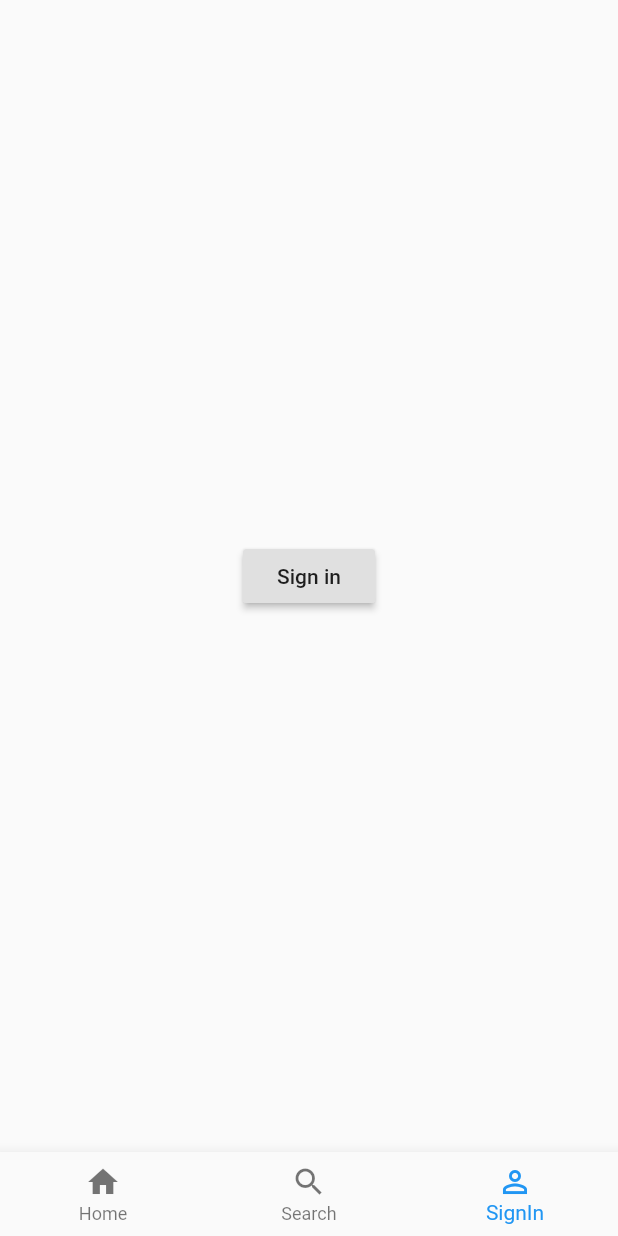
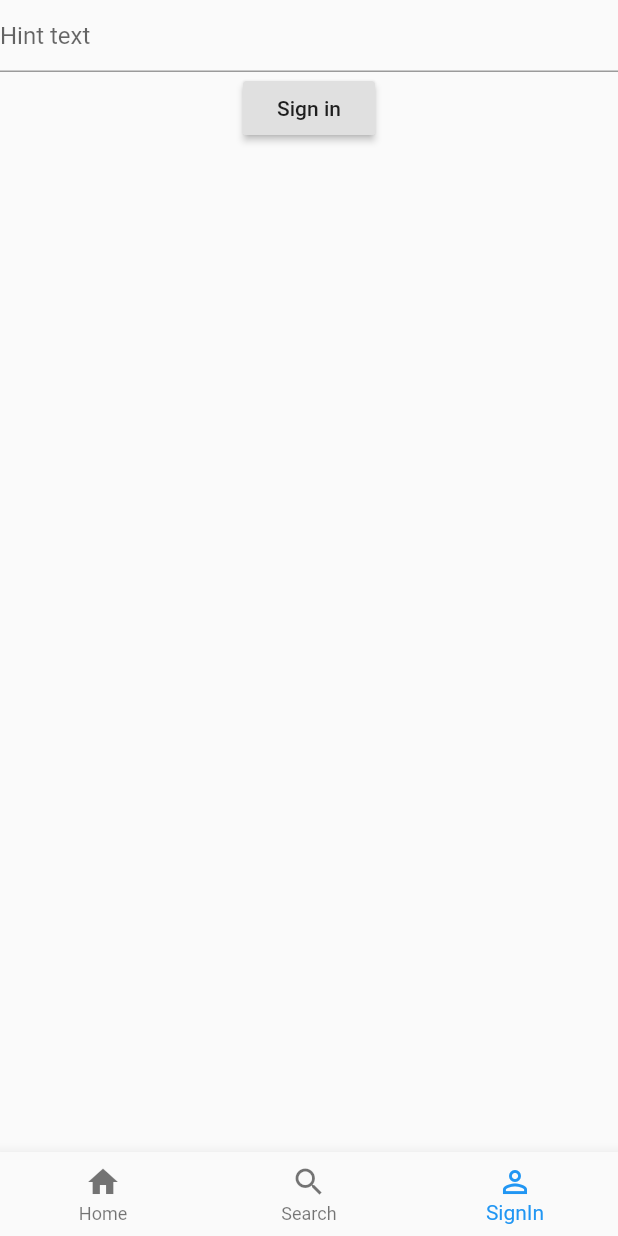
Before and after one commit to yacineblr/first_flutter_app, a Flutter app: the screen it shows after launch, item 3 of the bottom bar chosen, on a phone screen of 412 x 824 dp. Run offline on Flutter 3.47's test engine with Material 2 defaults, Android fonts, the phone set to English and light mode, and no system bars; our stand-ins replace flutter_datetime_picker; missing offline and left inert: flutter_lottie_4basic.

```diff
--- /dev/null
+++ b/i18n.csv
@@ -0,0 +1,4 @@
+keys,fr,en
+appTitle,Un super titre,An awesome title
+description,Une descritpion avec une variable : %name$s,A descritpion with a variable : %name$s
+ok,ok,
--- a/lib/app.dart
+++ b/lib/app.dart
@@ -1,8 +1,8 @@
 import 'dart:async';
 
 import 'package:flutter/material.dart';
-import 'package:my_app/pages/signin.dart';
 import 'authentication_state.dart';
+import 'pages/signin.dart';
 import 'pages/home.dart';
 // import 'pages/search.dart';
 import 'pages/account.dart';
@@ -20,7 +20,19 @@ class _AppState extends State<App> {
   int _saveCurrentIndexWhenPushSearch;
   int _currentIndex = 0;
 
+  HomePage _homePage;
+  AccountPage _accountPage;
+  SignInPage _signInPage;
+
   final _streamControllerAuth = new StreamController<AuthenticationState>();
+
+  @override
+  void initState() {
+    super.initState();
+    _homePage = new HomePage();
+    _accountPage = new AccountPage(_streamControllerAuth);
+    _signInPage = new SignInPage(_streamControllerAuth);
+  }
 
   @override
   Widget build(BuildContext context) {
@@ -34,9 +46,9 @@ class _AppState extends State<App> {
     );
   }
 
-  Widget buildUi(BuildContext content, AuthenticationState s) {
+  Widget buildUi(BuildContext _context, AuthenticationState s) {
     List children = [
-      HomePage(),
+      _homePage,
       null
     ];
     List<BottomNavigationBarItem> items = [
@@ -44,14 +56,13 @@ class _AppState extends State<App> {
       BottomNavigationBarItem(icon: Icon(Icons.search), title: Text('Search')),
     ];
     if (s.authenticated) {
-      children.add(AccountPage(_streamControllerAuth));
+      children.add(_accountPage);
       items.add(BottomNavigationBarItem(icon: Icon(Icons.person), title: Text('Profile')));
     } else {
-      children.add(SignInPage(_streamControllerAuth));
+      children.add(_signInPage);
       items.add(BottomNavigationBarItem(icon: Icon(Icons.person_outline), title: Text('SignIn')));
     }
-    return MaterialApp(
-      home: Scaffold(
+    return Scaffold(
       bottomNavigationBar: BottomNavigationBar(
         onTap: (int index) {
           if (index == 1) { // SearchPage Index
@@ -70,9 +81,7 @@ class _AppState extends State<App> {
         items: items,
       ),
       body: children[_currentIndex],
-        ),
-    )
-    ;
+    );
   }
 
   @override
--- /dev/null
+++ b/lib/i18n.dart
@@ -0,0 +1,84 @@
+import 'dart:async';
+
+import 'package:flutter/material.dart';
+
+/// This class is generated by the flappy_translator package
+/// Please do not change anything manually in this file, instead re-generate it when changes are available
+class I18n {
+  String get appTitle => _getText("appTitle");
+
+  String description({
+    @required String name,
+  }) {
+    String text = _getText("description");
+    if (name != null) {
+      text = text.replaceAll("%name\$s", name);
+    }
+    return text;
+  }
+
+  String get ok => _getText("ok");
+
+  static Map<String, String> _localizedValues;
+
+  static Map<String, String> _frValues = {
+    "appTitle": "Un super titre",
+    "description": "Une descritpion avec une variable : %name\$s",
+    "ok": "ok",
+  };
+
+  static Map<String, String> _enValues = {
+    "appTitle": "An awesome title",
+    "description": "A descritpion with a variable : %name\$s",
+    "ok": "ok",
+  };
+
+  static Map<String, Map<String, String>> _allValues = {
+    "fr": _frValues,
+    "en": _enValues,
+  };
+
+  I18n(Locale locale) {
+    this._locale = locale;
+    _localizedValues = null;
+  }
+
+  Locale _locale;
+
+  static I18n of(BuildContext context) {
+    return Localizations.of<I18n>(context, I18n);
+  }
+
+  String _getText(String key) {
+    return _localizedValues[key] ?? '** $key not found';
+  }
+
+  Locale get currentLocale => _locale;
+
+  String get currentLanguage => _locale.languageCode;
+
+  static Future<I18n> load(Locale locale) async {
+    print(locale.toString());
+    final translations = I18n(locale);
+    _localizedValues = _allValues[locale.toString()];
+    return translations;
+  }
+}
+
+class I18nDelegate extends LocalizationsDelegate<I18n> {
+  const I18nDelegate();
+
+  static final Set<Locale> supportedLocals = {
+    Locale('fr'),
+    Locale('en'),
+  };
+
+  @override
+  bool isSupported(Locale locale) => supportedLocals.contains(locale);
+
+  @override
+  Future<I18n> load(Locale locale) => I18n.load(locale);
+
+  @override
+  bool shouldReload(I18nDelegate old) => false;
+}
--- a/lib/main.dart
+++ b/lib/main.dart
@@ -1,21 +1,31 @@
+import 'dart:async';
+
 import 'package:flutter/material.dart';
 import 'package:flutter_localizations/flutter_localizations.dart';
 
 import './pages/search.dart';
 import 'app.dart';
+import 'authentication_state.dart';
+import 'i18n.dart';
+import 'pages/account.dart';
+import 'pages/home.dart';
+import 'pages/signin.dart';
 
-void main() => runApp(MyApp());
+void main() => runApp(MainApp());
 
-class MyApp extends StatelessWidget {
+
+
+class MainApp extends StatelessWidget {
   // This widget is the root of your application.
+
   @override
-  Widget build(BuildContext context) {
+  Widget build(BuildContext maincontext) {
       return MaterialApp(
         title: 'Flutter Demo',
         localizationsDelegates: [
+          const I18nDelegate(),
           GlobalMaterialLocalizations.delegate,
           GlobalWidgetsLocalizations.delegate,
-        GlobalCupertinoLocalizations.delegate,
         ],
         supportedLocales: [
           const Locale('en'),
@@ -29,6 +39,21 @@ class MyApp extends StatelessWidget {
           '/': (context) => App(),
           '/search': (context) => SearchPage()
         },
+        /*onGenerateRoute: (RouteSettings settings) {
+          switch (settings.name) {
+            case '/':
+              return MaterialPageRoute(builder: (context) => App());
+              break;
+            case '/search':
+              return MaterialPageRoute(builder: (context) => SearchPage());
+              break;
+            default:
+              return MaterialPageRoute(builder: (context) => Center(
+                child: Text('Unknow route')
+              ));
+              break;
+          }
+        },*/
       );
   }
 }
--- a/lib/pages/home.dart
+++ b/lib/pages/home.dart
@@ -2,6 +2,8 @@ import 'dart:async';
 
 import 'package:flutter/material.dart';
 import 'package:flutter_lottie_4basic/flutter_lottie_4basic.dart';
+
+import '../i18n.dart';
 
 class HomePage extends StatefulWidget {
   HomePage({Key key}) : super(key: key);
@@ -15,9 +17,15 @@ class _HomePageState extends State<HomePage> {
   Widget build(BuildContext context) {
     return Container(
       child: Column(children: <Widget>[
-        HomeLottieAnimation()
+        HomeLottieAnimation(),
+        Text(I18n.of(context).appTitle)
       ],),
     );
+  }
+
+  @override
+  void dispose() {
+    super.dispose();
   }
 }
 
@@ -55,7 +63,7 @@ class _HomeLottieAnimationState extends State<HomeLottieAnimation> {
         SizedBox(
           width: MediaQuery.of(context).size.width,
           height: MediaQuery.of(context).size.height * 0.387,
-          child: true ? Text('Lottie') : LottieView.fromFile(
+          child: LottieView.fromFile(
             filePath: "assets/animations/home.json",
             autoPlay: true,
             loop: true,
--- a/lib/pages/signin.dart
+++ b/lib/pages/signin.dart
@@ -20,13 +20,20 @@ class SignInPage extends StatefulWidget {
 class _SignInPageState extends State<SignInPage> {
   @override
   Widget build(BuildContext context) {
-    return Container(
-      child: Center(
-        child: RaisedButton(
-          child: Text('Sign in'),
-          onPressed: widget.signIn,
-        ),
+    return SafeArea(child: Container(
+      child: Column(
+        children: <Widget>[
+          TextFormField(
+            decoration: InputDecoration(
+              hintText: 'Hint text'
+            ),
+          ),
+          RaisedButton(
+            child: Text('Sign in'),
+            onPressed: widget.signIn,
+          )
+        ],
       ),
-    );
+    ));
   }
 }
--- a/pubspec.yaml
+++ b/pubspec.yaml
@@ -32,6 +32,7 @@ dependencies:
 dev_dependencies:
   flutter_test:
     sdk: flutter
+  flappy_translator: ^1.2.2
 
 
 # For information on the generic Dart part of this file, see the
```
Also changed, not shown: pubspec.lock, 2 other files. Lines whose indentation alone changed are shown as unchanged.
